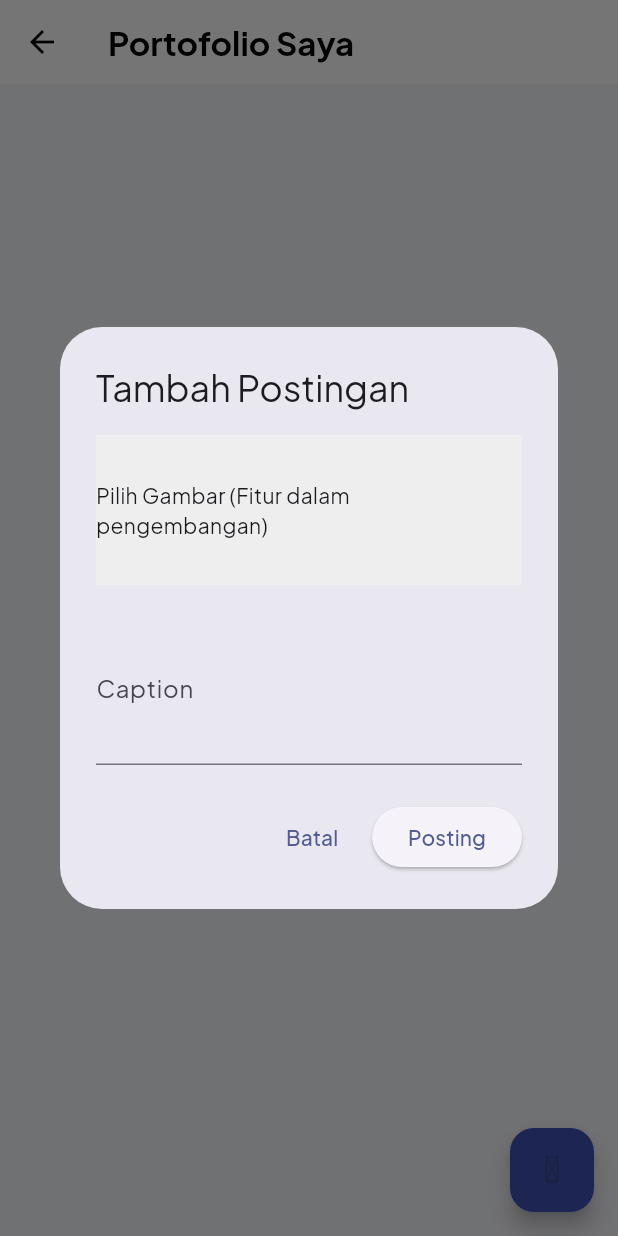
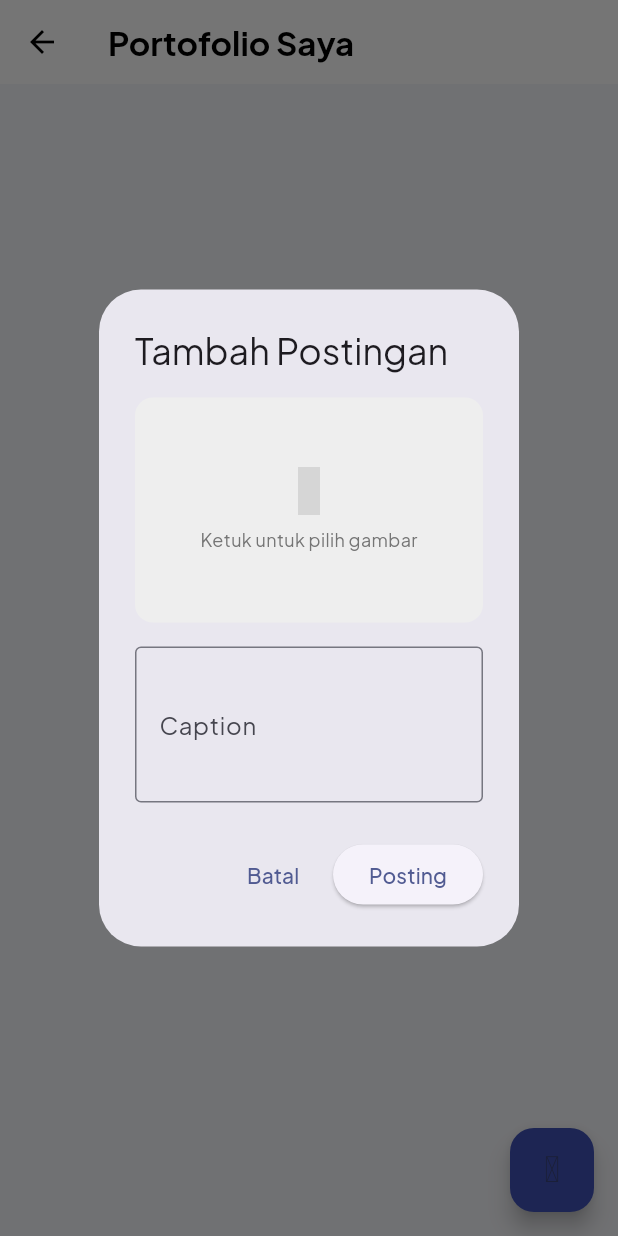
Before and after one commit to abimanyupewe/tailor_admin_app, a Flutter app: the PortfolioScreen screen opened directly, after a tap on an icon or button, on a phone screen of 412 x 824 dp. Run offline on Flutter 3.47's test engine with Material 3 defaults, Android fonts, the phone set to English and light mode, and no system bars; our stand-ins replace flutter_dotenv, get, google_fonts, iconsax, image_picker, shared_preferences; accounts and stored records are empty; network calls fail; grey boxes are pictures that could not be loaded.

Commit message:
feat: Introduce profile editing with image uploads and image support for new posts, updating user model and API service accordingly.

```diff
--- a/lib/controllers/overview_controller.dart
+++ b/lib/controllers/overview_controller.dart
@@ -51,7 +51,7 @@ class OverviewController extends GetxController {
             // Note: ApiService needs a helper or we manually call http?
             // Let's assume we added fetchByUrl or we hack it.
             // Since I added fetchByUrl a moment ago, let's use it.
-            var nextResponse = await _apiService.fetchByUrl(nextUrl!);
+            var nextResponse = await _apiService.fetchByUrl(nextUrl);
             if (nextResponse is Map && nextResponse.containsKey('results')) {
               allOrders.addAll(nextResponse['results']);
               nextUrl = nextResponse['next'];
--- a/lib/screens/portfolio/portfolio_screen.dart
+++ b/lib/screens/portfolio/portfolio_screen.dart
@@ -144,41 +144,108 @@ class PortfolioScreen extends StatelessWidget {
 
   void _showAddPostDialog(BuildContext context, PostController controller) {
     final captionController = TextEditingController();
-    // In a real app, handle file selection UI state here
+    File? selectedImage;
 
     Get.dialog(
-      AlertDialog(
+      StatefulBuilder(
+        builder: (context, setState) {
+          return AlertDialog(
             title: const Text('Tambah Postingan'),
             content: Column(
               mainAxisSize: MainAxisSize.min,
               children: [
-            // Placeholder for Image Picker UI
-            Container(
-              height: 100,
+                GestureDetector(
+                  onTap: () async {
+                    final file = await controller.pickImage();
+                    if (file != null) {
+                      setState(() {
+                        selectedImage = file;
+                      });
+                    }
+                  },
+                  child: Container(
+                    height: 150,
+                    width: double.infinity,
+                    decoration: BoxDecoration(
                       color: Colors.grey[200],
-              child: const Center(
-                child: Text('Pilih Gambar (Fitur dalam pengembangan)'),
+                      borderRadius: BorderRadius.circular(12),
+                      image: selectedImage != null
+                          ? DecorationImage(
+                              image: FileImage(selectedImage!),
+                              fit: BoxFit.cover,
+                            )
+                          : null,
+                    ),
+                    child: selectedImage == null
+                        ? Center(
+                            child: Column(
+                              mainAxisAlignment: MainAxisAlignment.center,
+                              children: [
+                                const Icon(
+                                  Iconsax.camera,
+                                  size: 32,
+                                  color: Colors.grey,
+                                ),
+                                const SizedBox(height: 8),
+                                Text(
+                                  'Ketuk untuk pilih gambar',
+                                  style: GoogleFonts.plusJakartaSans(
+                                    color: Colors.grey[600],
+                                    fontSize: 12,
+                                  ),
+                                ),
+                              ],
+                            ),
+                          )
+                        : null,
                   ),
                 ),
                 const SizedBox(height: 16),
                 TextField(
                   controller: captionController,
-              decoration: const InputDecoration(labelText: 'Caption'),
+                  decoration: const InputDecoration(
+                    labelText: 'Caption',
+                    border: OutlineInputBorder(),
+                  ),
                   maxLines: 3,
                 ),
               ],
             ),
             actions: [
-          TextButton(onPressed: () => Get.back(), child: const Text('Batal')),
-          ElevatedButton(
-            onPressed: () {
-              // Sending null file for now as implementation of multipart in ApiService wasn't requested in detail
-              // to be changed.
-              controller.addPost(captionController.text, null);
+              TextButton(
+                onPressed: () => Get.back(),
+                child: const Text('Batal'),
+              ),
+              Obx(
+                () => ElevatedButton(
+                  onPressed: controller.isUploading.value
+                      ? null
+                      : () {
+                          if (captionController.text.isEmpty &&
+                              selectedImage == null) {
+                            Get.snackbar(
+                              'Error',
+                              'Mohon isi caption atau gambar',
+                            );
+                            return;
+                          }
+                          controller.addPost(
+                            captionController.text,
+                            selectedImage,
+                          );
                         },
-            child: const Text('Posting'),
+                  child: controller.isUploading.value
+                      ? const SizedBox(
+                          width: 20,
+                          height: 20,
+                          child: CircularProgressIndicator(strokeWidth: 2),
+                        )
+                      : const Text('Posting'),
+                ),
               ),
             ],
+          );
+        },
       ),
     );
   }
--- a/lib/screens/profile/profile_screen.dart
+++ b/lib/screens/profile/profile_screen.dart
@@ -6,6 +6,7 @@ import 'package:tailor_admin_app/controllers/profile_controller.dart';
 import 'package:tailor_admin_app/screens/services/service_list_screen.dart';
 import 'package:tailor_admin_app/screens/portfolio/portfolio_screen.dart';
 import 'package:tailor_admin_app/screens/location/manage_location_screen.dart';
+import 'package:tailor_admin_app/screens/profile/edit_profile_screen.dart';
 
 class ProfileScreen extends StatelessWidget {
   const ProfileScreen({super.key});
@@ -133,9 +134,7 @@ class ProfileScreen extends StatelessWidget {
               _buildMenuOption(
                 icon: Iconsax.edit,
                 title: 'Edit Profile',
-                onTap: () {
-                  Get.snackbar('Info', 'Fitur Edit Profile akan segera hadir');
-                },
+                onTap: () => Get.to(() => const EditProfileScreen()),
               ),
               const SizedBox(height: 12),
               _buildMenuOption(
```
Also changed, not shown: lib/controllers/post_controller.dart (+16 -19 lines), lib/controllers/profile_controller.dart (+42 -0 lines), lib/data/api_service.dart (+35 -4 lines), lib/models/user_model.dart (+31 -13 lines), lib/screens/profile/edit_profile_screen.dart (added, +284 -0 lines). Lines whose indentation alone changed are shown as unchanged.
